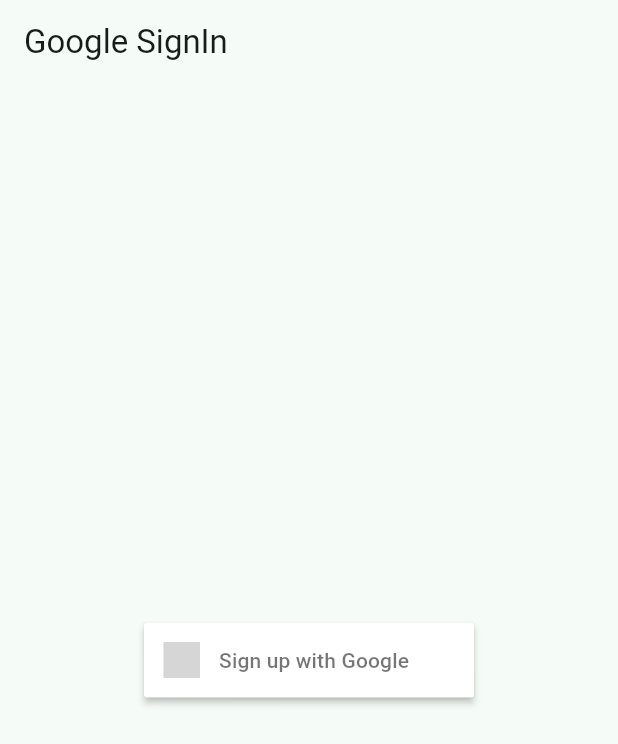
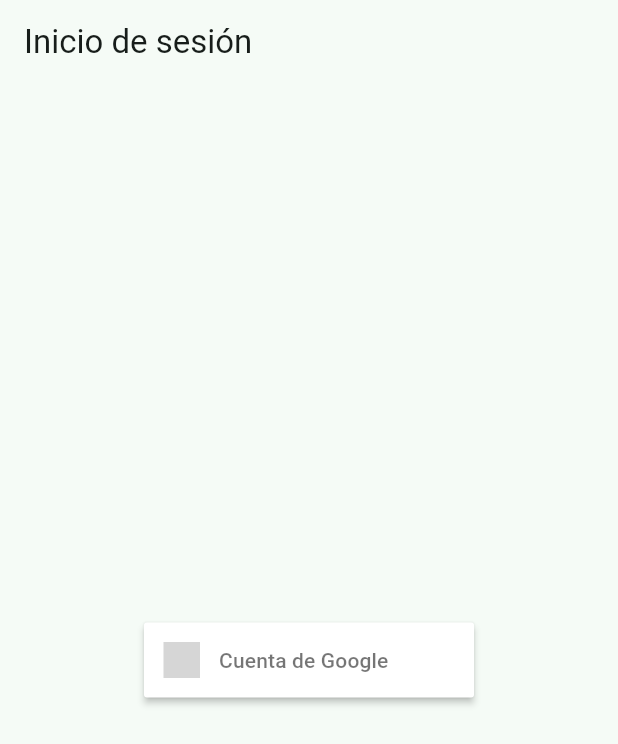
Before and after one commit to pabloboo/StudyPlanner, a Flutter app: the HomePage screen opened directly, on a phone screen of 412 x 824 dp. Shown: the top 744 px of the screen. Run offline on Flutter 3.47's test engine with Material 3 defaults, Android fonts, the phone set to English and light mode, and no system bars; drawn by our look-alikes of sign_in_button; our stand-ins replace cloud_firestore, firebase_auth, firebase_core, get, table_calendar; accounts and stored records are empty; grey boxes are pictures that could not be loaded.

Commit message:
Keep user session

```diff
--- a/study_planner/lib/main.dart
+++ b/study_planner/lib/main.dart
@@ -1,9 +1,11 @@
+import 'package:firebase_auth/firebase_auth.dart';
 import 'package:flutter/material.dart';
 import 'package:provider/provider.dart';
 import 'package:study_planner/providers/task_provider.dart';
 import 'package:intl/date_symbol_data_local.dart';
 import 'package:firebase_core/firebase_core.dart';
 import 'package:study_planner/screens/introduction/introduction_screen_page';
+import 'package:study_planner/screens/main_screen.dart';
 import 'firebase_options.dart';
 
 void main() async {
@@ -12,11 +14,21 @@
   await Firebase.initializeApp(
     options: DefaultFirebaseOptions.currentPlatform,
   );
-  runApp(const MyApp());
+
+  User? user = FirebaseAuth.instance.currentUser;
+
+  if (user != null) {
+    runApp(MyApp(mainWidget: MainScreen(user: user,)));
+  } else {
+    runApp(MyApp(mainWidget: IntroductionScreenPage()));
+  }
+
 }
 
 class MyApp extends StatelessWidget {
-  const MyApp({super.key});
+  final Widget mainWidget;
+
+  const MyApp({super.key, required this.mainWidget});
 
   @override
   Widget build(BuildContext context) {
@@ -28,7 +40,7 @@
           colorScheme: ColorScheme.fromSeed(seedColor: const Color.fromARGB(255, 78, 90, 85)),
           useMaterial3: true,
         ),
-        home: IntroductionScreenPage(),
+        home: mainWidget,
       ),
     );
   }
--- a/study_planner/lib/screens/home_page.dart
+++ b/study_planner/lib/screens/home_page.dart
@@ -39,7 +39,7 @@
   Widget build(BuildContext context) {
     return Scaffold(
       appBar: AppBar(
-        title: const Text("Google SignIn"),
+        title: const Text("Inicio de sesión"),
       ),
       body: googleSignInButton(),
     );
@@ -51,7 +51,7 @@
         height: 50,
         child: SignInButton(
           Buttons.google,
-          text: "Sign up with Google",
+          text: "Cuenta de Google",
           onPressed: () async {
             UserCredential? userCredential = await _authServices.signInWithGoogle();
             if (userCredential != null) {
--- a/study_planner/lib/screens/user_page.dart
+++ b/study_planner/lib/screens/user_page.dart
@@ -56,7 +56,7 @@
                 MaterialPageRoute(builder: (context) => const HomePage()),
               );
             },
-            child: const Text("Sign Out"),
+            child: const Text("Cerrar sesión"),
           )
         ],
       ),
```
Also changed, not shown: 1 other file.
